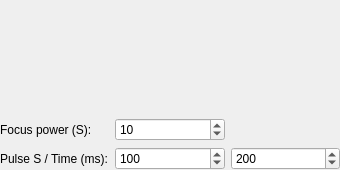
This is spindle_laser/settings.ui in Dzantemir/candle-spindle-laser-switcher as Qt 5 draws it before an edit. The edited form follows.
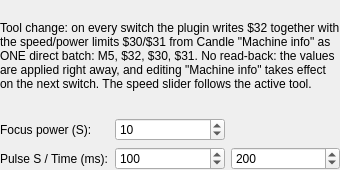
This is the edited form.

Patch:
```diff
--- a/spindle_laser/settings.ui
+++ b/spindle_laser/settings.ui
@@ -29,7 +29,7 @@
    <item>
     <widget class="QLabel" name="lblNote">
      <property name="text">
-      <string/>
+      <string>Tool change: on every switch the plugin writes $32 together with the speed/power limits $30/$31 from Candle &quot;Machine info&quot; as ONE direct batch: M5, $32, $30, $31. No read-back: the values are applied right away, and editing &quot;Machine info&quot; takes effect on the next switch. The speed slider follows the active tool.</string>
      </property>
      <property name="wordWrap">
       <bool>true</bool>
```
